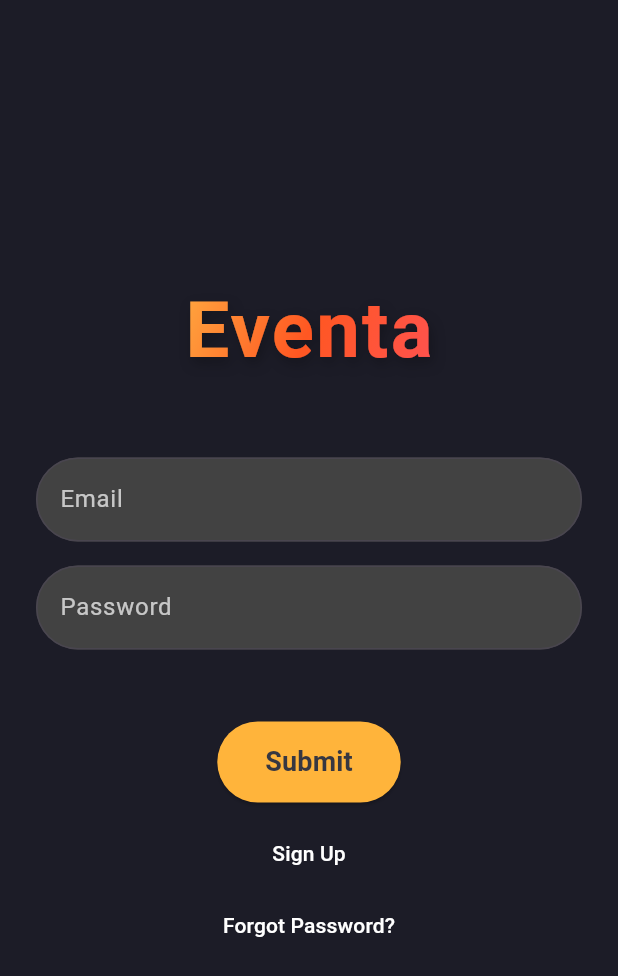
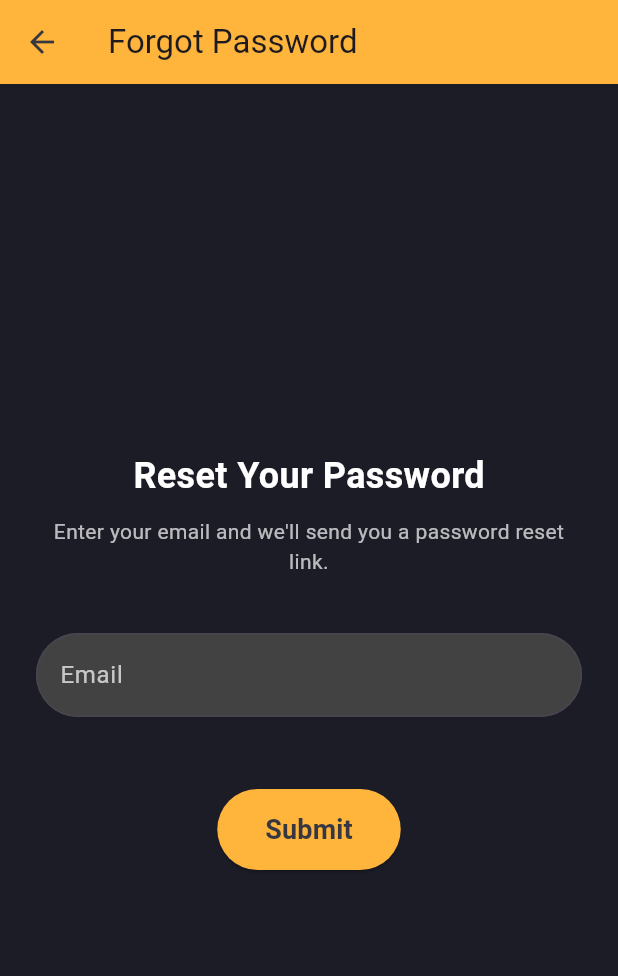
Before and after one commit to Veerosshenn/Eventa, a Flutter app: the screen it shows after launch, after a tap on "Forgot Password?", on a phone screen of 412 x 824 dp. Shown: the top 976 px of the screen. Run offline on Flutter 3.47's test engine with Material 3 defaults, Android fonts, the phone set to English and light mode, and no system bars; our stand-ins replace file_picker, fl_chart.

Commit message:
Forgot Password page

```diff
--- /dev/null
+++ b/lib/pages/forgot_password.dart
@@ -0,0 +1,72 @@
+import 'package:flutter/material.dart';
+import 'consts.dart';
+import '../Widget/custom_text_field.dart';
+import '../Widget/submit_button.dart';
+
+class ForgotPasswordScreen extends StatefulWidget {
+  const ForgotPasswordScreen({super.key});
+
+  @override
+  _ForgotPasswordScreenState createState() => _ForgotPasswordScreenState();
+}
+
+class _ForgotPasswordScreenState extends State<ForgotPasswordScreen> {
+  final TextEditingController emailController = TextEditingController();
+
+  void _resetPassword() {
+    String email = emailController.text.trim();
+
+    if (email.isEmpty) {
+      ScaffoldMessenger.of(context).showSnackBar(
+        const SnackBar(content: Text('Please enter your email.')),
+      );
+      return;
+    }
+
+    // Simulating password reset action
+    ScaffoldMessenger.of(context).showSnackBar(
+      const SnackBar(content: Text('Password reset link sent to your email.')),
+    );
+  }
+
+  @override
+  Widget build(BuildContext context) {
+    return Scaffold(
+      backgroundColor: appBackgroundColor,
+      appBar: AppBar(
+        title: const Text('Forgot Password'),
+        backgroundColor: buttonColor,
+        leading: IconButton(
+          icon: const Icon(Icons.arrow_back, color: grey),
+          onPressed: () => Navigator.pop(context),
+        ),
+      ),
+      body: Padding(
+        padding: const EdgeInsets.all(24.0),
+        child: Column(
+          mainAxisAlignment: MainAxisAlignment.center,
+          children: [
+            const Text(
+              "Reset Your Password",
+              style: TextStyle(
+                fontSize: 24,
+                fontWeight: FontWeight.bold,
+                color: Colors.white,
+              ),
+            ),
+            const SizedBox(height: 10),
+            const Text(
+              "Enter your email and we'll send you a password reset link.",
+              textAlign: TextAlign.center,
+              style: TextStyle(color: Colors.white70),
+            ),
+            const SizedBox(height: 30),
+            CustomTextField(label: 'Email', textEditingController: emailController),
+            const SizedBox(height: 20),
+            SubmitButton(onPressed: _resetPassword),
+          ],
+        ),
+      ),
+    );
+  }
+}
--- a/lib/pages/login.dart
+++ b/lib/pages/login.dart
@@ -6,6 +6,7 @@ import '../Widget/custom_text_field.dart';
 import '../Widget/submit_button.dart';
 import 'home_admin.dart';
 import 'home_organizer.dart';
+import 'forgot_password.dart';
 
 class LoginScreen extends StatefulWidget {
   const LoginScreen({super.key});
@@ -70,7 +71,12 @@ class _LoginScreenState extends State<LoginScreen> {
               child: const Text('Sign Up', style: TextStyle(color: Colors.white)),
             ),
             TextButton(
-              onPressed: () {},
+              onPressed: () {
+                Navigator.push(
+                  context,
+                  MaterialPageRoute(builder: (context) => const ForgotPasswordScreen()),
+                );
+              },
               child: const Text('Forgot Password?', style: TextStyle(color: Colors.white)),
             ),
           ],
```
Also changed, not shown: lib/pages/register_organizer.dart (+58 -3 lines).
